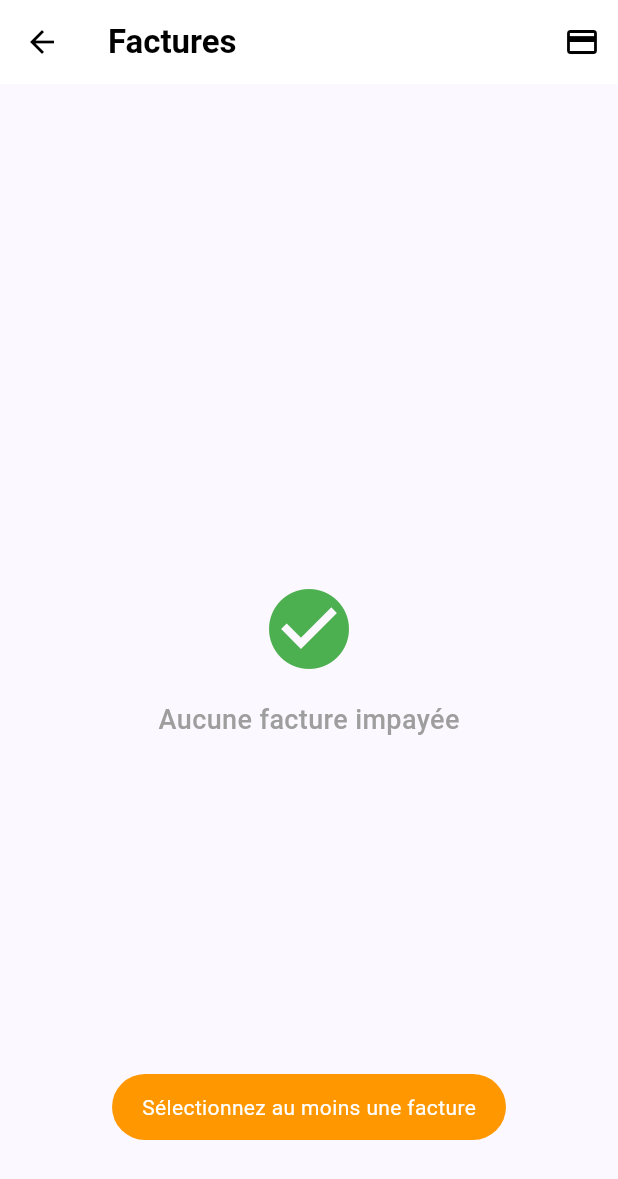
After one commit to Isaacdackey/Examen-de-Flutter-Pattern-L3-S2-2026-DACKEY-AWORET-Isaac-Oint-Kwasi-L3-GLRS-A, a Flutter app: the BillsScreen screen opened directly, after a tap on the "payment" icon, on a phone screen of 412 x 824 dp. The commit adds this screen. Shown: the top 1179 px of the screen. Run offline on Flutter 3.47's test engine with Material 3 defaults, Android fonts, the phone set to English and light mode, and no system bars; our stand-ins replace flutter_secure_storage, flutter_spinkit, fluttertoast; accounts and stored records are empty.

Commit message:
Feature: Bills et correction CheckboxListTile

```diff
--- /dev/null
+++ b/lib/features/bills/bills_screen.dart
@@ -0,0 +1,255 @@
+import 'package:flutter/material.dart';
+import 'package:provider/provider.dart';
+import 'package:examflutter/core/services/api_service.dart';
+import 'package:examflutter/core/services/auth_service.dart';
+import 'package:examflutter/core/models/facture.dart';
+import 'package:examflutter/core/utils/formatters.dart';
+import 'package:fluttertoast/fluttertoast.dart';
+
+class BillsScreen extends StatefulWidget {
+  const BillsScreen({super.key});
+
+  @override
+  State<BillsScreen> createState() => _BillsScreenState();
+}
+
+class _BillsScreenState extends State<BillsScreen> {
+  List<Facture> _factures = [];
+  bool _isLoading = false;
+  final Set<int> _selectedIds = {};
+
+  @override
+  void initState() {
+    super.initState();
+    _loadBills();
+  }
+
+  Future<void> _loadBills() async {
+    setState(() => _isLoading = true);
+    final apiService = Provider.of<ApiService>(context, listen: false);
+    final authService = Provider.of<AuthService>(context, listen: false);
+    final phone = authService.phoneNumber;
+
+    if (phone != null) {
+      final walletCode = 'WLT-0000001';
+      await apiService.getBills(walletCode);
+      _factures = apiService.factures.where((f) => !f.payee).toList();
+    }
+    setState(() => _isLoading = false);
+  }
+
+  Future<void> _payBills() async {
+    if (_selectedIds.isEmpty) {
+      Fluttertoast.showToast(
+        msg: 'Sélectionnez au moins une facture',
+        backgroundColor: Colors.orange,
+        textColor: Colors.white,
+      );
+      return;
+    }
+
+    final apiService = Provider.of<ApiService>(context, listen: false);
+    final authService = Provider.of<AuthService>(context, listen: false);
+    final phone = authService.phoneNumber;
+
+    if (phone == null) return;
+
+    final selected = _factures.where((f) => _selectedIds.contains(f.id)).toList();
+    final total = selected.fold(0.0, (sum, f) => sum + f.montant);
+
+    if (total > apiService.balance) {
+      Fluttertoast.showToast(
+        msg: 'Solde insuffisant',
+        backgroundColor: Colors.red,
+        textColor: Colors.white,
+      );
+      return;
+    }
+
+    setState(() => _isLoading = true);
+
+    final references = selected.map((f) => f.reference).toList();
+    final result = await apiService.payBills(
+      phone,
+      selected.first.serviceName,
+      references,
+    );
+
+    setState(() => _isLoading = false);
+
+    if (result['success'] == true) {
+      Fluttertoast.showToast(
+        msg: '${selected.length} facture(s) payée(s)',
+        backgroundColor: Colors.green,
+        textColor: Colors.white,
+      );
+      _selectedIds.clear();
+      await _loadBills();
+    } else {
+      Fluttertoast.showToast(
+        msg: result['message'] ?? 'Erreur lors du paiement',
+        backgroundColor: Colors.red,
+        textColor: Colors.white,
+      );
+    }
+  }
+
+  @override
+  Widget build(BuildContext context) {
+    return Scaffold(
+      appBar: AppBar(
+        title: const Text(
+          'Factures',
+          style: TextStyle(fontWeight: FontWeight.bold),
+        ),
+        backgroundColor: Colors.white,
+        elevation: 0,
+        actions: [
+          IconButton(
+            onPressed: _payBills,
+            icon: const Icon(Icons.payment),
+            tooltip: 'Payer',
+          ),
+        ],
+      ),
+      body: _isLoading
+          ? const Center(child: CircularProgressIndicator())
+          : _factures.isEmpty
+              ? const Center(
+                  child: Column(
+                    mainAxisAlignment: MainAxisAlignment.center,
+                    children: [
+                      Icon(Icons.check_circle, size: 64, color: Colors.green),
+                      SizedBox(height: 16),
+                      Text(
+                        'Aucune facture impayée',
+                        style: TextStyle(
+                          fontSize: 18,
+                          fontWeight: FontWeight.w500,
+                          color: Colors.grey,
+                        ),
+                      ),
+                    ],
+                  ),
+                )
+              : Column(
+                  children: [
+                    Container(
+                      padding: const EdgeInsets.all(16),
+                      color: Colors.grey[100],
+                      child: Row(
+                        mainAxisAlignment: MainAxisAlignment.spaceBetween,
+                        children: [
+                          Text(
+                            '${_selectedIds.length} sélectionnée(s)',
+                            style: const TextStyle(fontWeight: FontWeight.w500),
+                          ),
+                          Text(
+                            'Total: ${Formatters.formatCurrency(_selectedIds.fold(0.0, (sum, id) {
+                              final facture = _factures.firstWhere((f) => f.id == id);
+                              return sum + facture.montant;
+                            }))}',
+                            style: const TextStyle(
+                              fontWeight: FontWeight.bold,
+                              color: Color(0xFF667EEA),
+                            ),
+                          ),
+                        ],
+                      ),
+                    ),
+                    Expanded(
+                      child: ListView.builder(
+                        itemCount: _factures.length,
+                        itemBuilder: (context, index) {
+                          final facture = _factures[index];
+                          final isSelected = _selectedIds.contains(facture.id);
+
+                          return Card(
+                            margin: const EdgeInsets.symmetric(
+                              horizontal: 8,
+                              vertical: 4,
+                            ),
+                            child: CheckboxListTile(
+                              value: isSelected,
+                              onChanged: (value) {
+                                setState(() {
+                                  if (value == true) {
+                                    _selectedIds.add(facture.id);
+                                  } else {
+                                    _selectedIds.remove(facture.id);
+                                  }
+                                });
+                              },
+                              title: Row(
+                                mainAxisAlignment: MainAxisAlignment.spaceBetween,
+                                children: [
+                                  Expanded(
+                                    child: Column(
+                                      crossAxisAlignment: CrossAxisAlignment.start,
+                                      children: [
+                                        Text(
+                                          facture.serviceName,
+                                          style: const TextStyle(
+                                            fontWeight: FontWeight.w600,
+                                          ),
+                                        ),
+                                        Text(
+                                          'Réf: ${facture.reference}',
+                                          style: const TextStyle(
+                                            fontSize: 12,
+                                            color: Colors.grey,
+                                          ),
+                                        ),
+                                        Text(
+                                          'Date: ${Formatters.formatShortDate(facture.dateFacture)}',
+                                          style: const TextStyle(
+                                            fontSize: 12,
+                                            color: Colors.grey,
+                                          ),
+                                        ),
+                                      ],
+                                    ),
+                                  ),
+                                  Row(
+                                    children: [
+                                      Icon(
+                                        _getServiceIcon(facture.serviceName),
+                                        color: const Color(0xFF667EEA),
+                                        size: 28,
+                                      ),
+                                      const SizedBox(width: 12),
+                                      Text(
+                                        Formatters.formatCurrency(facture.montant),
+                                        style: const TextStyle(
+                                          fontWeight: FontWeight.bold,
+                                          color: Colors.red,
+                                          fontSize: 16,
+                                        ),
+                                      ),
+                                    ],
+                                  ),
+                                ],
+                              ),
+                            ),
+                          );
+                        },
+                      ),
+                    ),
+                  ],
+                ),
+    );
+  }
+
+  IconData _getServiceIcon(String service) {
+    switch (service) {
+      case 'ISM':
+        return Icons.school;
+      case 'WOYAFAL':
+        return Icons.electric_bolt;
+      case 'RAPIDO':
+        return Icons.speed;
+      default:
+        return Icons.receipt;
+    }
+  }
+}
```
Also changed, not shown: lib/features/dashboard/dashboard_screen.dart (+9 -1 lines).
